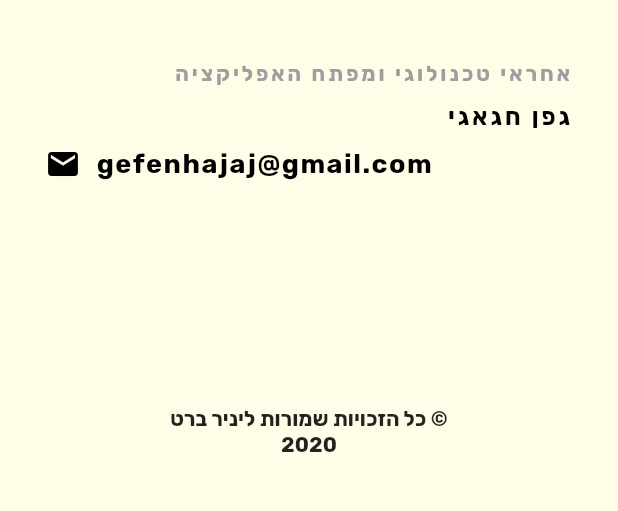
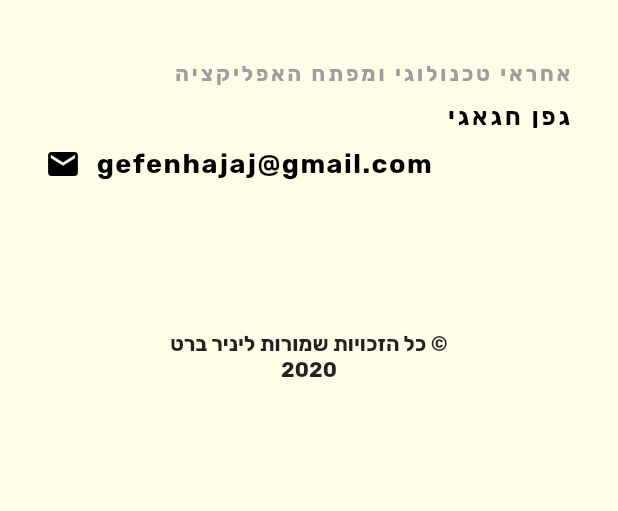
Before and after one commit to GefenHajaj/SmartList, a Flutter app: the InfoPage screen opened directly, on a phone screen of 412 x 824 dp, the part 534-1045 px from its top. Run offline on Flutter 3.47's test engine with Material 2 defaults, Android fonts, the phone set to English and light mode, and no system bars; missing offline and left inert: firebase_admob, social_share; accounts and stored records are empty.

Commit message:
final version before release

```diff
--- a/smart_list_app/lib/info_page.dart
+++ b/smart_list_app/lib/info_page.dart
@@ -112,7 +112,7 @@ class _InfoPageState extends State<InfoPage> {
                     )
                   ],
                 ),
-                SizedBox(height: 150.0),
+                SizedBox(height: 100.0),
                 Center(
                   child: Text(
                     "כל הזכויות שמורות ליניר ברט ©\n2020",
```
Also changed, not shown: 2 other files.
